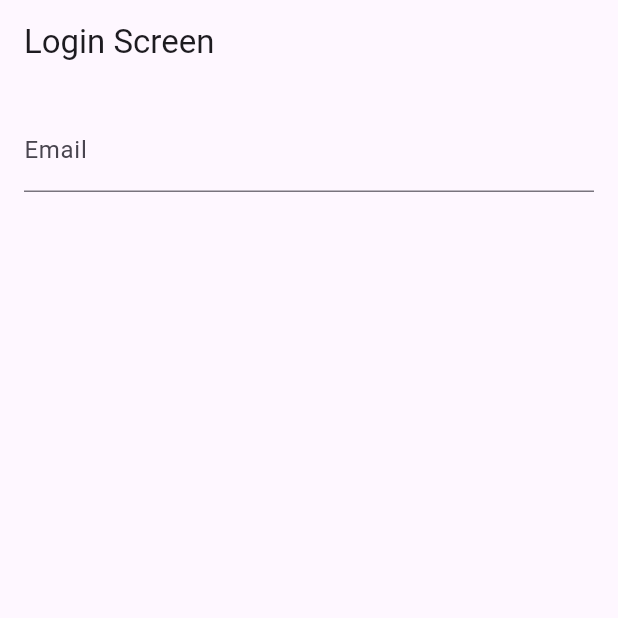
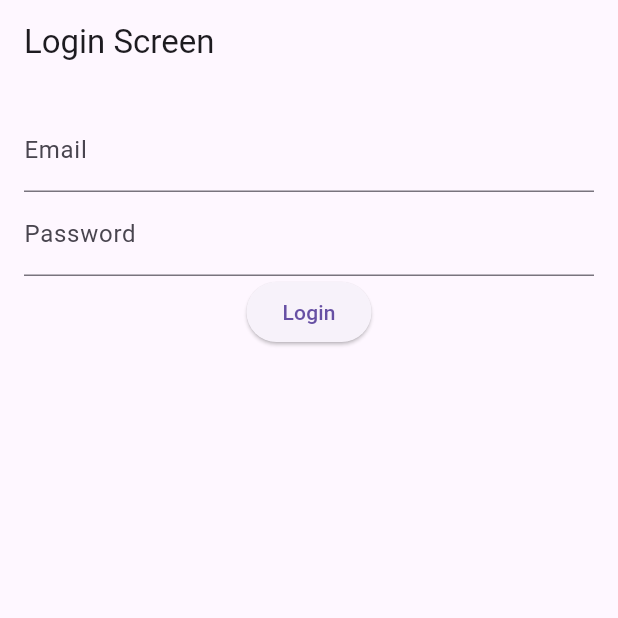
Before and after one commit to Odhi-ambo/Exam_processing_app, a Flutter app: the screen it shows after launch, on a phone screen of 412 x 824 dp, the top half of it. Run offline on Flutter 3.47's test engine with Material 3 defaults, Android fonts, the phone set to English and light mode, and no system bars.

Commit message:
Initila commit

```diff
--- a/lib/screens/login_screen.dart
+++ b/lib/screens/login_screen.dart
@@ -1,7 +1,10 @@
 import 'package:flutter/material.dart';
 
 class LoginScreen extends StatelessWidget {
-  const LoginScreen({super.key});
+  final TextEditingController emailController = TextEditingController();
+  final TextEditingController passwordController = TextEditingController();
+
+  //LoginScreen({super.key, required this.emailController, required this.passwordController});
 
   @override
   Widget build(BuildContext context) {
@@ -10,13 +13,24 @@ class LoginScreen extends StatelessWidget {
         title: const Text('Login Screen'),
       ),
       body: Padding(
-        padding: EdgeInsets.all(16.0),
+        padding: const EdgeInsets.all(16.0),
         child: Column(
           children: [
             TextField(
               controller: emailController,
-              decoration: InputDecoration(labelText: 'Email'),
-            )
+              decoration: const InputDecoration(labelText: 'Email'),
+            ),
+            TextField(
+              controller: passwordController,
+              decoration: const InputDecoration(labelText: 'Password'),
+              obscureText: true,
+            ),
+            ElevatedButton(
+              onPressed: () {
+                Navigator.pushNamed(context, '/home');
+              },
+              child: const Text('Login'),
+            ),
           ],
         ),
       ),
```
